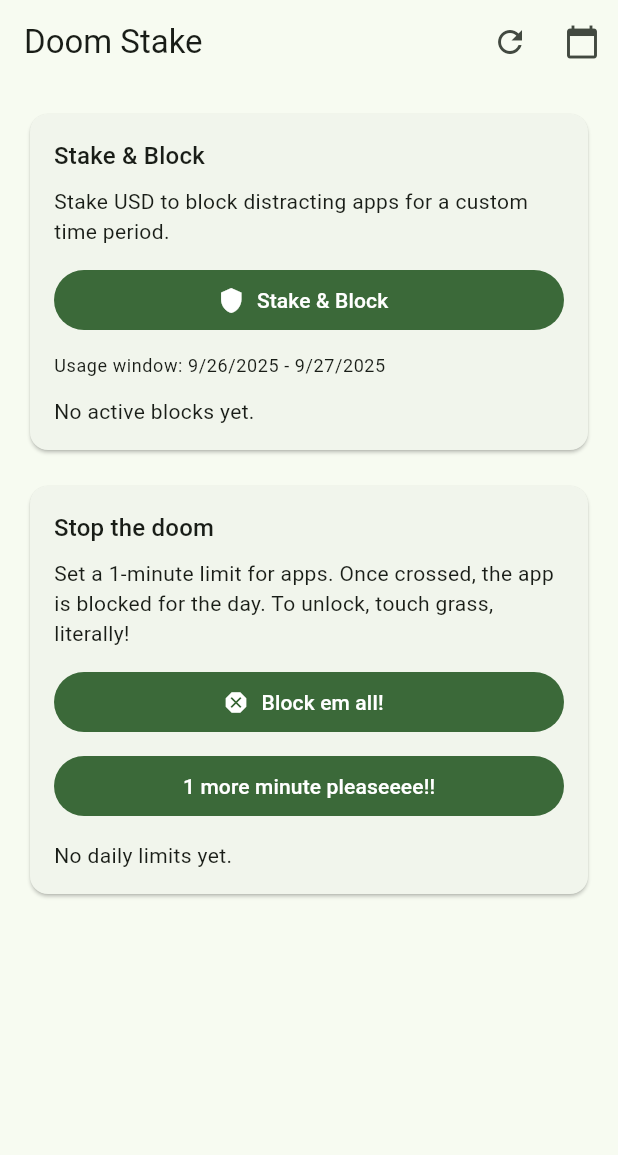
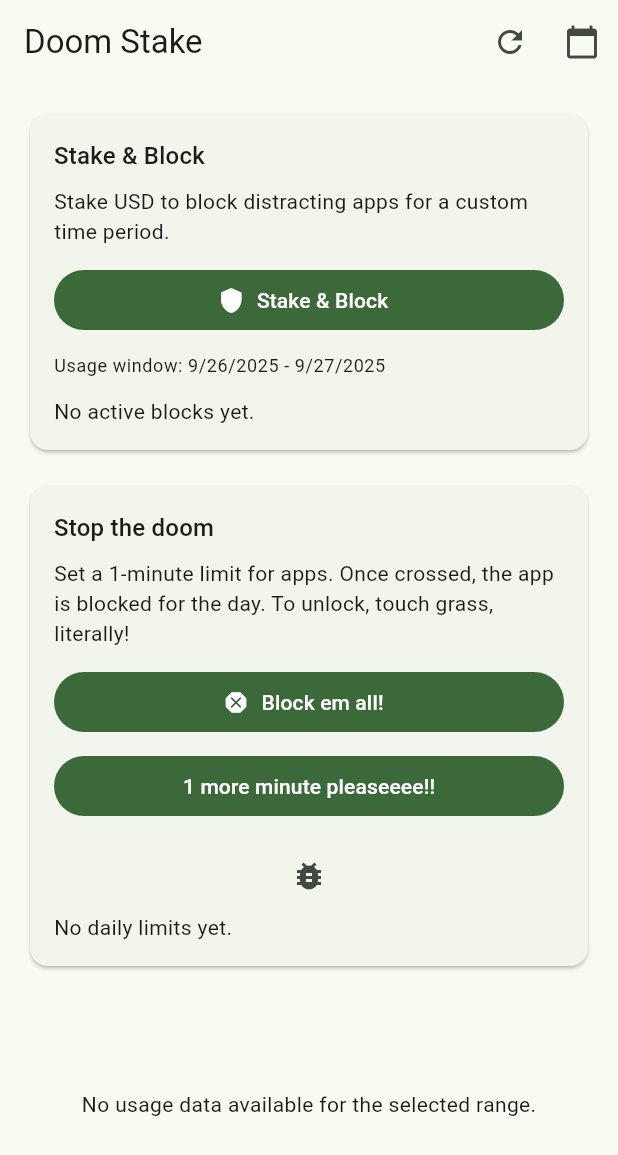
Before and after one commit to shantanuSakpal/doom-stake, a Flutter app: the screen it shows after launch, after a tap on the "refresh" icon, on a phone screen of 412 x 824 dp. Shown: the top 1155 px of the screen. Run offline on Flutter 3.47's test engine with Material 3 defaults, Android fonts, the phone set to English and light mode, and no system bars; our stand-ins replace image_picker; missing offline and left inert: android_intent_plus, installed_apps, system_alert_window, usage_stats; statements that could not run were skipped.

Commit message:
app bloking done

```diff
--- a/lib/main.dart
+++ b/lib/main.dart
@@ -1,6 +1,7 @@
 import 'dart:async';
 import 'dart:io';
 import 'dart:convert';
+import 'dart:typed_data';
 
 import 'package:flutter/foundation.dart';
 import 'package:flutter/material.dart';
@@ -9,8 +10,39 @@ import 'package:installed_apps/app_info.dart';
 import 'package:installed_apps/installed_apps.dart';
 import 'package:usage_stats/usage_stats.dart';
 import 'package:http/http.dart' as http;
-
-void main() {
+import 'package:android_intent_plus/android_intent.dart';
+import 'package:android_intent_plus/flag.dart';
+import 'package:system_alert_window/system_alert_window.dart';
+
+@pragma("vm:entry-point")
+void overlayMain() {
+  runApp(
+    const MaterialApp(
+      debugShowCheckedModeBanner: false,
+      home: Material(
+        color: Colors.black54,
+        child: Center(
+          child: Text(
+            'App Blocked\nTouch grass to unlock 🌿',
+            style: TextStyle(color: Colors.white, fontSize: 20),
+            textAlign: TextAlign.center,
+          ),
+        ),
+      ),
+    ),
+  );
+}
+
+void main() async {
+  WidgetsFlutterBinding.ensureInitialized();
+
+  // Listen for clicks from overlay buttons
+  SystemAlertWindow.overlayListener.listen((event) async {
+    if (event == "close_overlay") {
+      await SystemAlertWindow.closeSystemWindow();
+    }
+  });
+
   runApp(const ScreenTimeApp());
 }
 
@@ -44,15 +76,21 @@ class _ScreenTimeHomePageState extends State<ScreenTimeHomePage>
   late DateTime _startDate;
   late DateTime _endDate;
   List<AppUsageInfo> _usageData = const [];
-  String? _errorMessage;
   Timer? _usageRefreshTimer;
   Timer? _eventMonitorTimer;
   DateTime? _lastEventPollTime;
   final List<BlockedAppEntry> _blockedEntries = <BlockedAppEntry>[];
   final Map<String, DailyLimitEntry> _dailyLimits = {};
   final ImagePicker _imagePicker = ImagePicker();
+  bool _showingOverlay = false;
 
   bool get _isAndroid => !kIsWeb && Platform.isAndroid;
+
+  Future<void> _requestOverlayPermission() async {
+    await SystemAlertWindow.requestPermissions(
+      prefMode: SystemWindowPrefMode.OVERLAY,
+    );
+  }
 
   @override
   void initState() {
@@ -61,6 +99,10 @@ class _ScreenTimeHomePageState extends State<ScreenTimeHomePage>
     _startDate = DateTime.now().subtract(const Duration(days: 1));
     _endDate = DateTime.now();
     _resetDailyLimitsIfNeeded();
+
+    // Request overlay permission when app starts
+    _requestOverlayPermission();
+
     _initUsageAccess();
   }
 
@@ -180,7 +222,7 @@ class _ScreenTimeHomePageState extends State<ScreenTimeHomePage>
   }
 
   Future<_UploadResult> _uploadPhoto(XFile photo) async {
-    final uri = Uri.parse('https://bab5e820daa4.ngrok-free.app/upload-image');
+    final uri = Uri.parse('https://6bc2a30c273e.ngrok-free.app/upload-image');
     try {
       final request = http.MultipartRequest('POST', uri)
         ..files.add(await http.MultipartFile.fromPath('image', photo.path));
@@ -221,6 +263,41 @@ class _ScreenTimeHomePageState extends State<ScreenTimeHomePage>
     return const _UploadResult(uploaded: false);
   }
 
+  Future<void> _bringAppToFront() async {
+    const packageName = 'com.example.touch_grass';
+    debugPrint('[BringAppToFront] Trying to launch $packageName');
+
+    try {
+      // final intent = AndroidIntent(
+      //   action: 'android.intent.action.MAIN',
+      //   category: 'android.intent.category.LAUNCHER',
+      //   package: packageName,
+      //   flags: <int>[
+      //     Flag.FLAG_ACTIVITY_NEW_TASK,
+      //     Flag.FLAG_ACTIVITY_REORDER_TO_FRONT,
+      //   ],
+      // );
+      // await intent.launch();
+      // debugPrint('[BringAppToFront] Relaunched app successfully');
+      // Fallback to home screen if the system shows a popup
+      final homeIntent = AndroidIntent(
+        action: 'android.intent.action.MAIN',
+        category: 'android.intent.category.HOME',
+        flags: <int>[Flag.FLAG_ACTIVITY_NEW_TASK],
+      );
+      await homeIntent.launch();
+    } catch (e) {
+      debugPrint('[BringAppToFront] Launch failed ($e), sending HOME intent');
+      // Fallback to home screen if the system shows a popup
+      final homeIntent = AndroidIntent(
+        action: 'android.intent.action.MAIN',
+        category: 'android.intent.category.HOME',
+        flags: <int>[Flag.FLAG_ACTIVITY_NEW_TASK],
+      );
+      await homeIntent.launch();
+    }
+  }
+
   @override
   void dispose() {
     WidgetsBinding.instance.removeObserver(this);
@@ -308,7 +385,6 @@ class _ScreenTimeHomePageState extends State<ScreenTimeHomePage>
 
     setState(() {
       _isLoading = true;
-      _errorMessage = null;
     });
 
     try {
@@ -355,7 +431,6 @@ class _ScreenTimeHomePageState extends State<ScreenTimeHomePage>
 
       setState(() {
         _usageData = results.take(50).toList(growable: false);
-        _errorMessage = null;
       });
     } catch (error, stackTrace) {
       debugPrint('Failed to load usage stats: $error');
@@ -365,7 +440,6 @@ class _ScreenTimeHomePageState extends State<ScreenTimeHomePage>
       }
       setState(() {
         _usageData = const [];
-        _errorMessage = 'Unable to read usage data. Please try again.';
       });
     } finally {
       if (mounted) {
@@ -383,101 +457,69 @@ class _ScreenTimeHomePageState extends State<ScreenTimeHomePage>
     }
 
     final now = DateTime.now();
-    final activeEntries = _blockedEntries
-        .where((entry) => entry.blockedUntil.isAfter(now))
-        .toList();
-
-    final start =
-        _lastEventPollTime ?? now.subtract(const Duration(minutes: 2));
+    _lastEventPollTime ??= now.subtract(const Duration(minutes: 2));
+    final start = _lastEventPollTime!;
     final end = now;
     _lastEventPollTime = end;
 
     try {
       final events = await UsageStats.queryEvents(start, end);
-      if (!mounted) {
-        return;
-      }
-
-      if (activeEntries.isNotEmpty) {
-        setState(() {
-          _blockedEntries.removeWhere(
-            (entry) => entry.blockedUntil.isBefore(now),
+      debugPrint(
+        '[EventMonitor] Polled ${events.length} events from $start to $end',
+      );
+
+      // Build a merged list of all blocked apps
+      final Map<String, String> blockedApps = {};
+
+      // Add stake blocks
+      for (final e in _blockedEntries) {
+        if (e.blockedUntil.isAfter(now)) {
+          blockedApps[e.packageName] = e.appName;
+        }
+      }
+
+      // Add daily limit blocks
+      _dailyLimits.forEach((pkg, entry) {
+        if (entry.isBlocked) {
+          blockedApps[pkg] = entry.appName;
+        }
+      });
+
+      debugPrint('[BlockedApps] Currently blocked apps: $blockedApps');
+
+      // Detect if a blocked app was opened
+      for (final event in events) {
+        final type = event.eventType?.toString() ?? '';
+        final pkg = event.packageName ?? '';
+
+        final isForegroundEvent =
+            type == '1' ||
+            type == 'MOVE_TO_FOREGROUND' ||
+            type == 'ACTIVITY_RESUMED';
+        if (isForegroundEvent && blockedApps.containsKey(pkg)) {
+          final appName = blockedApps[pkg];
+          debugPrint(
+            '[BlockDetect] Blocked app opened: $appName ($pkg) | type=$type',
           );
-        });
-
-        for (final entry in activeEntries) {
-          if (entry.blockedUntil.isBefore(now)) {
-            continue;
-          }
-          if (entry.lastPromptTime != null &&
-              now.difference(entry.lastPromptTime!).inSeconds < 30) {
-            continue;
-          }
-          final wasOpened = events.any(
-            (event) => event.packageName == entry.packageName,
+
+          // Action when blocked app is opened
+          ScaffoldMessenger.of(context).showSnackBar(
+            SnackBar(content: Text('$appName is blocked! Touch grass 🌿')),
           );
-          if (wasOpened) {
-            entry.lastPromptTime = now;
-            await _handleBlockedAttempt(entry);
-            if (!mounted) {
-              return;
-            }
-          }
+
+          // Optional: bring this app (touch_grass) back to foreground
+          await _bringAppToFront();
+
+          // Optional: short delay to avoid multiple triggers
+          await Future.delayed(const Duration(seconds: 2));
         }
       }
+
       await _checkDailyLimits(now);
     } catch (error, stackTrace) {
-      debugPrint('Failed to monitor blocked apps: $error');
+      debugPrint('[EventMonitor] Failed to monitor blocked apps: $error');
       debugPrint('$stackTrace');
     }
-  }
-
-  Future<void> _handleBlockedAttempt(BlockedAppEntry entry) async {
-    if (!mounted) {
-      return;
-    }
-
-    final result = await showDialog<bool>(
-      context: context,
-      barrierDismissible: false,
-      builder: (context) {
-        return AlertDialog(
-          title: Text('${entry.appName} is blocked'),
-          content: Text(
-            'You staked ${_formatCurrency(entry.stakeAmount)} to block this '
-            'app until ${_formatDateTime(entry.blockedUntil)}. '
-            'Opening it now will forfeit your stake. Continue?',
-          ),
-          actions: [
-            TextButton(
-              onPressed: () => Navigator.of(context).pop(false),
-              child: const Text('Cancel'),
-            ),
-            FilledButton(
-              onPressed: () => Navigator.of(context).pop(true),
-              child: const Text('Continue'),
-            ),
-          ],
-        );
-      },
-    );
-
-    if (result == true) {
-      debugPrint('Stake lost: ${entry.stakeAmount} USD on ${entry.appName}');
-      setState(() {
-        _blockedEntries.remove(entry);
-      });
-      _stopEventMonitorIfIdle();
-    } else {
-      debugPrint('Stake preserved for ${entry.appName}');
-    }
-  }
-
-  void _removeBlock(BlockedAppEntry entry) {
-    setState(() {
-      _blockedEntries.remove(entry);
-    });
-    _stopEventMonitorIfIdle();
   }
 
   void _resetDailyLimitsIfNeeded() {
@@ -823,7 +865,34 @@ class _ScreenTimeHomePageState extends State<ScreenTimeHomePage>
   }
 
   Widget _buildUsageContent() {
-    return const SizedBox.shrink();
+    if (!_hasPermission) {
+      return _PermissionBanner(onGrantPermission: _openUsageSettings);
+    }
+
+    if (_isLoading) {
+      return const Center(child: CircularProgressIndicator());
+    }
+
+    if (_usageData.isEmpty) {
+      return const Center(
+        child: Text('No usage data available for the selected range.'),
+      );
+    }
+
+    return ListView.separated(
+      itemCount: _usageData.length,
+      separatorBuilder: (_, __) => const Divider(),
+      itemBuilder: (context, index) {
+        final usage = _usageData[index];
+        return ListTile(
+          leading: usage.icon != null
+              ? CircleAvatar(backgroundImage: MemoryImage(usage.icon!))
+              : const CircleAvatar(child: Icon(Icons.apps)),
+          title: Text(usage.appName ?? usage.packageName),
+          subtitle: Text('Usage: ${_formatDuration(usage.totalTime)}'),
+        );
+      },
+    );
   }
 
   List<BlockedAppEntry> _activeBlocks() {
@@ -892,7 +961,12 @@ class _ScreenTimeHomePageState extends State<ScreenTimeHomePage>
               for (final entry in activeBlocks)
                 _ActiveBlockTile(
                   entry: entry,
-                  onRemove: () => _removeBlock(entry),
+                  onRemove: () {
+                    setState(() {
+                      _blockedEntries.remove(entry);
+                    });
+                    _stopEventMonitorIfIdle();
+                  },
                 ),
             ],
           ],
@@ -932,6 +1006,10 @@ class _ScreenTimeHomePageState extends State<ScreenTimeHomePage>
               child: const Text('1 more minute pleaseeee!!'),
             ),
             const SizedBox(height: 12),
+            IconButton(
+              icon: const Icon(Icons.bug_report),
+              onPressed: _checkBlockedViolations,
+            ),
             if (entries.isEmpty)
               const Text('No daily limits yet.')
             else ...[
--- a/pubspec.yaml
+++ b/pubspec.yaml
@@ -39,6 +39,8 @@ dependencies:
   intl: ^0.19.0
   image_picker: ^1.1.2
   http: ^1.2.1
+  android_intent_plus: ^4.0.3
+  system_alert_window: ^2.0.7
 
 dev_dependencies:
   flutter_test:
```
Also changed, not shown: pubspec.lock, 1 other file.
